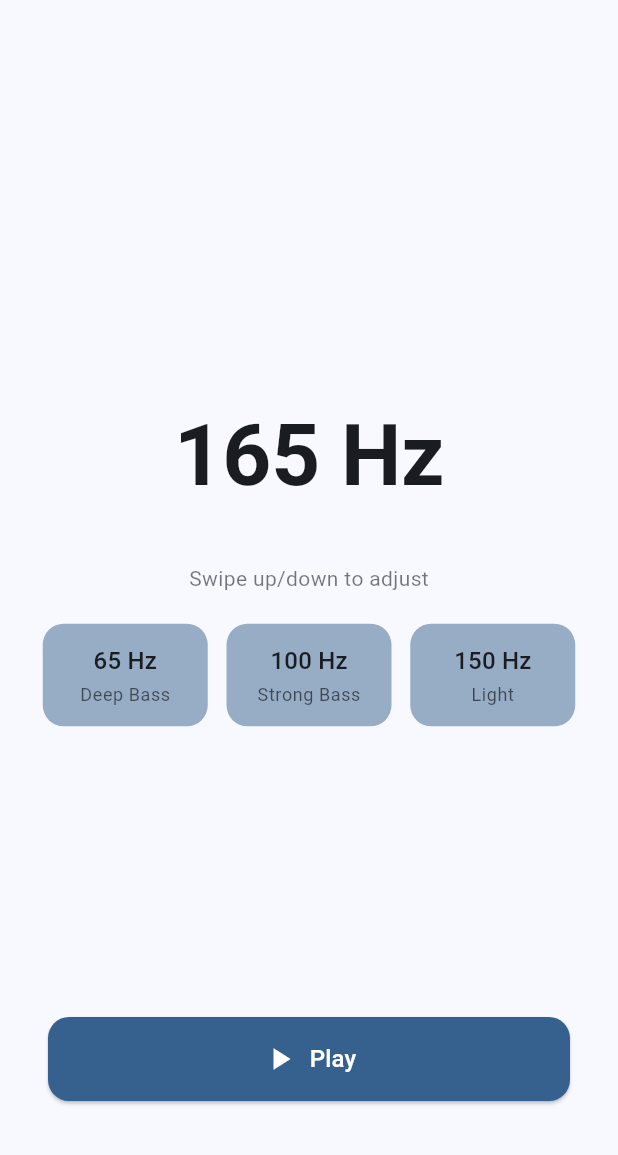
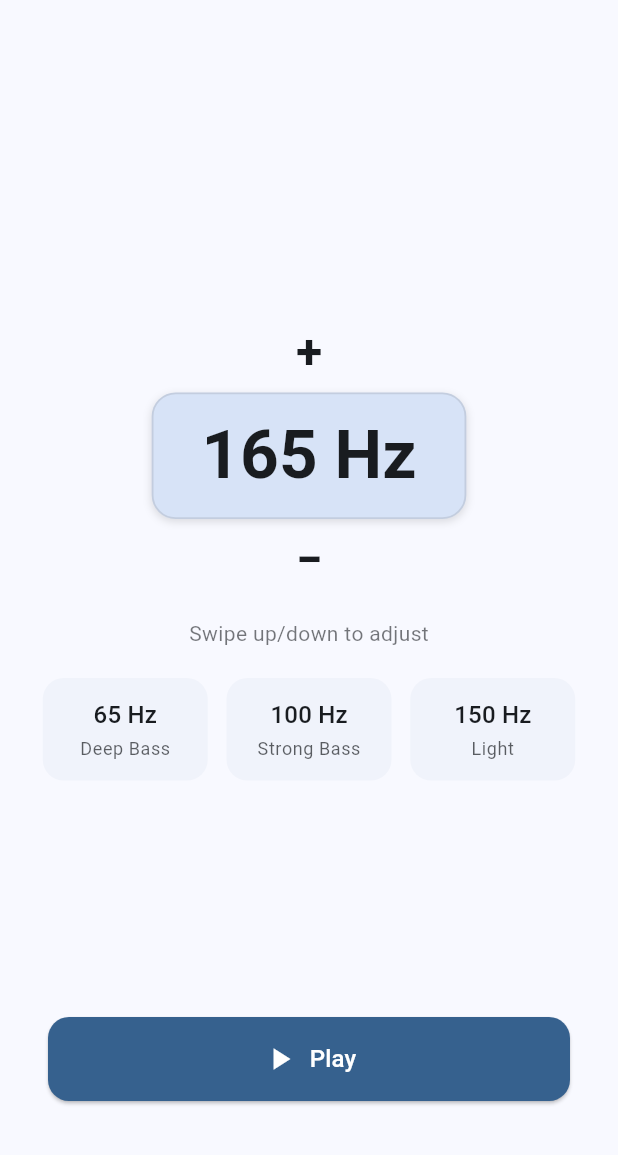
Before and after one commit to esrabetulozcann/Water-Eject-App, a Flutter app: the TonePage screen opened directly, on a phone screen of 412 x 824 dp, the part 81-1236 px from its top. Run offline on Flutter 3.47's test engine with Material 3 defaults, Android fonts, the phone set to English and light mode, and no system bars; our stand-ins replace bloc, easy_localization, equatable, flutter_bloc, just_audio, lottie and 4 more; missing offline and left inert: noise_meter, volume_controller; accounts and stored records are empty.

Commit message:
Tone page, resolve ui

```diff
--- a/lib/app/features/presentation/tone/widgets/frequency_display.dart
+++ b/lib/app/features/presentation/tone/widgets/frequency_display.dart
@@ -15,14 +15,54 @@ class FrequencyDisplay extends StatelessWidget {
     return BlocBuilder<ToneCubit, ToneState>(
       buildWhen: (p, c) => p.freq != c.freq || p.prevFreq != c.prevFreq,
       builder: (context, state) {
-        return GestureDetector(
+        final cubit = context.read<ToneCubit>();
+
+        return Column(
+          mainAxisSize: MainAxisSize.min,
+          children: [
+            //  (+)
+            GestureDetector(
+              onTap: () async {
+                HapticFeedback.selectionClick();
+                await cubit.setFreq(state.freq + 1);
+              },
+              child: Container(
+                padding: const EdgeInsets.all(4),
+                child: const Text(
+                  '+',
+                  style: TextStyle(fontSize: 32, fontWeight: FontWeight.bold),
+                ),
+              ),
+            ),
+
+            // kutu içinde frekans
+            GestureDetector(
               behavior: HitTestBehavior.opaque,
               onVerticalDragStart: (_) => HapticFeedback.selectionClick(),
               onVerticalDragUpdate: (details) =>
-              context.read<ToneCubit>().onVerticalDrag(details.delta.dy),
-          child: SizedBox(
-            height: 120, // sabit yükseklik: layout zıplamaz
-            child: Center(
+                  cubit.onVerticalDrag(details.delta.dy),
+              child: Container(
+                padding: const EdgeInsets.symmetric(
+                  horizontal: 32,
+                  vertical: 16,
+                ),
+                decoration: BoxDecoration(
+                  color: Theme.of(context).colorScheme.secondaryContainer,
+                  borderRadius: BorderRadius.circular(16),
+                  border: Border.all(
+                    color: Theme.of(
+                      context,
+                    ).colorScheme.outline.withOpacity(0.2),
+                    width: 1.2,
+                  ),
+                  boxShadow: const [
+                    BoxShadow(
+                      color: Colors.black12,
+                      blurRadius: 4,
+                      offset: Offset(0, 2),
+                    ),
+                  ],
+                ),
                 child: TweenAnimationBuilder<double>(
                   tween: Tween(begin: state.prevFreq, end: state.freq),
                   duration: const Duration(milliseconds: 150),
@@ -31,10 +71,9 @@ class FrequencyDisplay extends StatelessWidget {
                     return Text(
                       '${value.toStringAsFixed(0)} Hz',
                       textAlign: TextAlign.center,
-                    style: theme.textTheme.displayLarge?.copyWith(
+                      style: theme.textTheme.displayMedium?.copyWith(
                         fontWeight: FontWeight.w700,
                         height: 1.1,
-                      // Rakamların hizası sabit → kayma yok
                         fontFeatures: const [FontFeature.tabularFigures()],
                       ),
                     );
@@ -42,6 +81,22 @@ class FrequencyDisplay extends StatelessWidget {
                 ),
               ),
             ),
+
+            // (−)
+            GestureDetector(
+              onTap: () async {
+                HapticFeedback.selectionClick();
+                await cubit.setFreq(state.freq - 1);
+              },
+              child: Container(
+                padding: const EdgeInsets.all(4),
+                child: const Text(
+                  '−',
+                  style: TextStyle(fontSize: 32, fontWeight: FontWeight.bold),
+                ),
+              ),
+            ),
+          ],
         );
       },
     );
--- a/lib/app/features/presentation/tone/widgets/preset_row.dart
+++ b/lib/app/features/presentation/tone/widgets/preset_row.dart
@@ -56,6 +56,9 @@ class _PresetChip extends StatelessWidget {
     final theme = Theme.of(context);
     final base = theme.colorScheme.primary.withOpacity(0.10);
 
+    final activeBg = theme.colorScheme.primary.withOpacity(0.08);
+    final inactiveBg = theme.colorScheme.primary.withOpacity(0.04);
+
     return InkWell(
       borderRadius: BorderRadius.circular(14),
       onTap: onTap,
@@ -63,7 +66,7 @@ class _PresetChip extends StatelessWidget {
         width: 110,
         padding: const EdgeInsets.symmetric(vertical: 12),
         decoration: BoxDecoration(
-          color: active ? base : base.withOpacity(0.5),
+          color: active ? activeBg : inactiveBg,
           borderRadius: BorderRadius.circular(14),
           border: Border.all(
             color: active ? theme.colorScheme.primary : AppColors.transparent,
```
Lines whose indentation alone changed are shown as unchanged.
